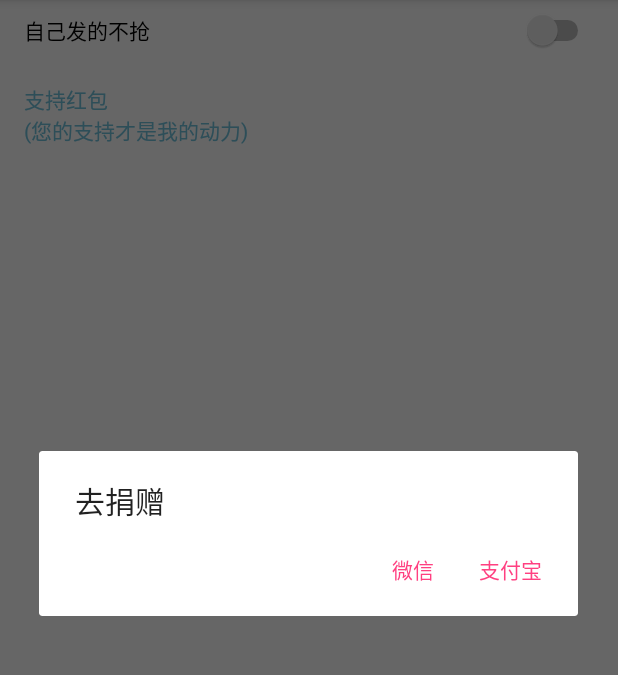
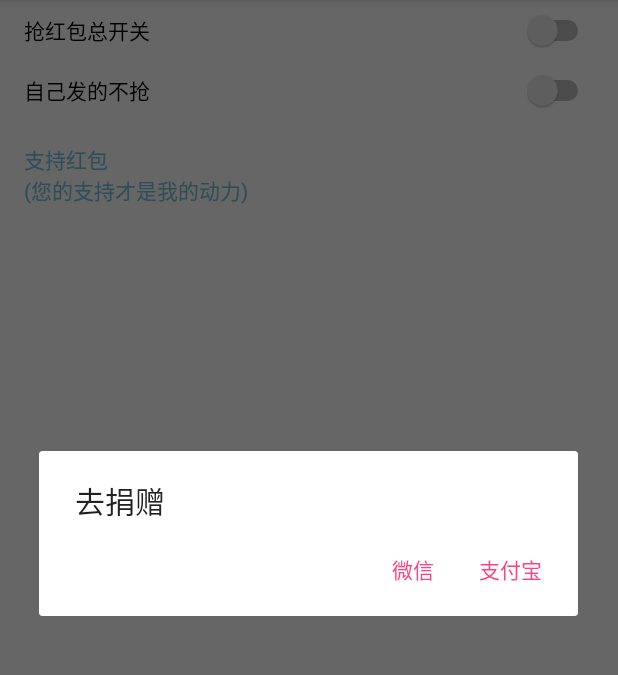
Before and after one commit to dzghxs/XposedRedDevil, an Android app: the screen it shows after launch (MainActivity), after a tap on an icon or button, on a phone screen of 412 x 824 dp, the part 84-759 px from its top. Run offline under Robolectric (Android 15) with nearby library versions, the phone set to English and light mode, and no system bars; our stand-ins replace ButterKnife; libraries missing offline, so code that uses them is left out: android.didikee.donate, com.hjq.permissions, com.tencent.bugly; pictures from the network do not load; 2 statements that could not run were skipped.

Commit message:
加入抢红包总开关

```diff
--- a/app/src/main/java/com/hxs/xposedreddevil/ui/MainActivity.java
+++ b/app/src/main/java/com/hxs/xposedreddevil/ui/MainActivity.java
@@ -16,13 +16,11 @@ import android.widget.Toast;
 import com.hjq.permissions.OnPermission;
 import com.hjq.permissions.XXPermissions;
 import com.hxs.xposedreddevil.R;
-import com.hxs.xposedreddevil.base.BaseApplication;
 import com.hxs.xposedreddevil.contentprovider.PropertiesUtils;
 
 import java.io.File;
 import java.io.InputStream;
 import java.util.List;
-import java.util.prefs.BackingStoreException;
 
 import butterknife.BindView;
 import butterknife.ButterKnife;
@@ -32,6 +30,8 @@ public class MainActivity extends AppCompatActivity {
 
     public static final String RED_FILE = "/storage/emulated/0/xposedreddevil/" + "reddevil_config.pro";
 
+    @BindView(R.id.sw_main)
+    Switch swMain;
     @BindView(R.id.sw_own)
     Switch swOwn;
     @BindView(R.id.tv_pay)
@@ -45,22 +45,42 @@ public class MainActivity extends AppCompatActivity {
         setContentView(R.layout.activity_main);
         ButterKnife.bind(this);
         CheckPermissionInit();
+        SwitchClickInit();
+
+    }
+
+    private void SwitchClickInit(){
         try {
-            if(PropertiesUtils.getValue(RED_FILE,"red","2").equals("1")){
+            if (PropertiesUtils.getValue(RED_FILE, "redmain", "2").equals("1")) {
+                swMain.setChecked(true);
+            } else {
+                swMain.setChecked(false);
+            }
+            if (PropertiesUtils.getValue(RED_FILE, "red", "2").equals("1")) {
                 swOwn.setChecked(true);
-            }else{
+            } else {
                 swOwn.setChecked(false);
             }
         } catch (Exception e) {
             e.printStackTrace();
         }
+        swMain.setOnCheckedChangeListener(new CompoundButton.OnCheckedChangeListener() {
+            @Override
+            public void onCheckedChanged(CompoundButton compoundButton, boolean b) {
+                if (b) {
+                    PropertiesUtils.putValue(RED_FILE, "redmain", "1");
+                } else {
+                    PropertiesUtils.putValue(RED_FILE, "redmain", "2");
+                }
+            }
+        });
         swOwn.setOnCheckedChangeListener(new CompoundButton.OnCheckedChangeListener() {
             @Override
             public void onCheckedChanged(CompoundButton compoundButton, boolean b) {
-                if(b){
-                    PropertiesUtils.putValue(RED_FILE,"red","1");
-                }else{
-                    PropertiesUtils.putValue(RED_FILE,"red","2");
+                if (b) {
+                    PropertiesUtils.putValue(RED_FILE, "red", "1");
+                } else {
+                    PropertiesUtils.putValue(RED_FILE, "red", "2");
                 }
             }
         });
@@ -99,7 +119,7 @@ public class MainActivity extends AppCompatActivity {
 
     @OnClick(R.id.tv_pay)
     public void onViewClicked() {
-        new AlertDialog.Builder(this)
+        new AlertDialog.Builder(MainActivity.this)
                 .setTitle("去捐赠")
                 .setNegativeButton("微信", new DialogInterface.OnClickListener() {
                     @Override
--- a/app/src/main/res/layout/activity_main.xml
+++ b/app/src/main/res/layout/activity_main.xml
@@ -6,6 +6,29 @@
     android:orientation="vertical"
     android:background="#fff"
     tools:context=".ui.MainActivity">
+
+    <LinearLayout
+        android:layout_width="match_parent"
+        android:layout_height="40dp"
+        android:paddingLeft="16dp"
+        android:paddingRight="16dp"
+        android:orientation="horizontal">
+
+        <TextView
+            android:layout_width="match_parent"
+            android:layout_height="match_parent"
+            android:layout_weight="1"
+            android:text="抢红包总开关"
+            android:textColor="#000"
+            android:gravity="center_vertical"/>
+
+        <Switch
+            android:id="@+id/sw_main"
+            android:layout_width="wrap_content"
+            android:layout_height="wrap_content"
+            android:checked="false"/>
+
+    </LinearLayout>
 
     <LinearLayout
         android:layout_width="match_parent"
```
Also changed, not shown: app/build.gradle (+3 -4 lines), app/src/main/java/com/hxs/xposedreddevil/RedDevil.java (+4 -128 lines), app/src/main/java/com/hxs/xposedreddevil/hook/LiveHook.java (added, +59 -0 lines), app/src/main/java/com/hxs/xposedreddevil/hook/RedHook.java (added, +189 -0 lines), app/src/main/java/com/hxs/xposedreddevil/model/UserAccout.java (added, +13 -0 lines), 1 other file.
